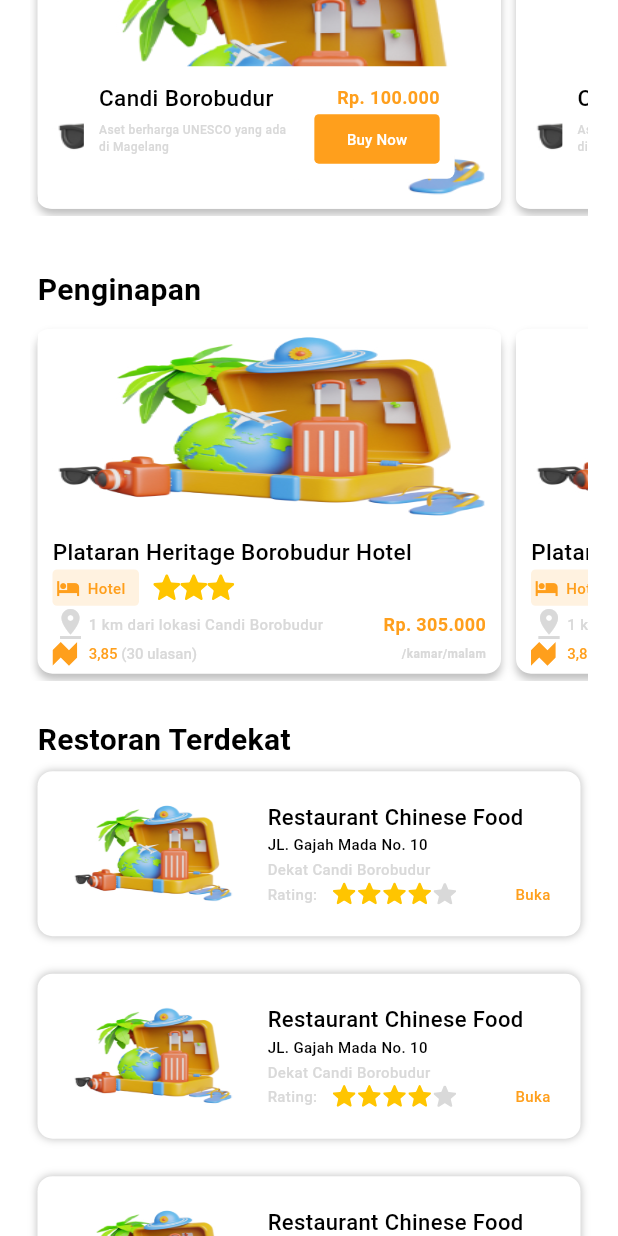
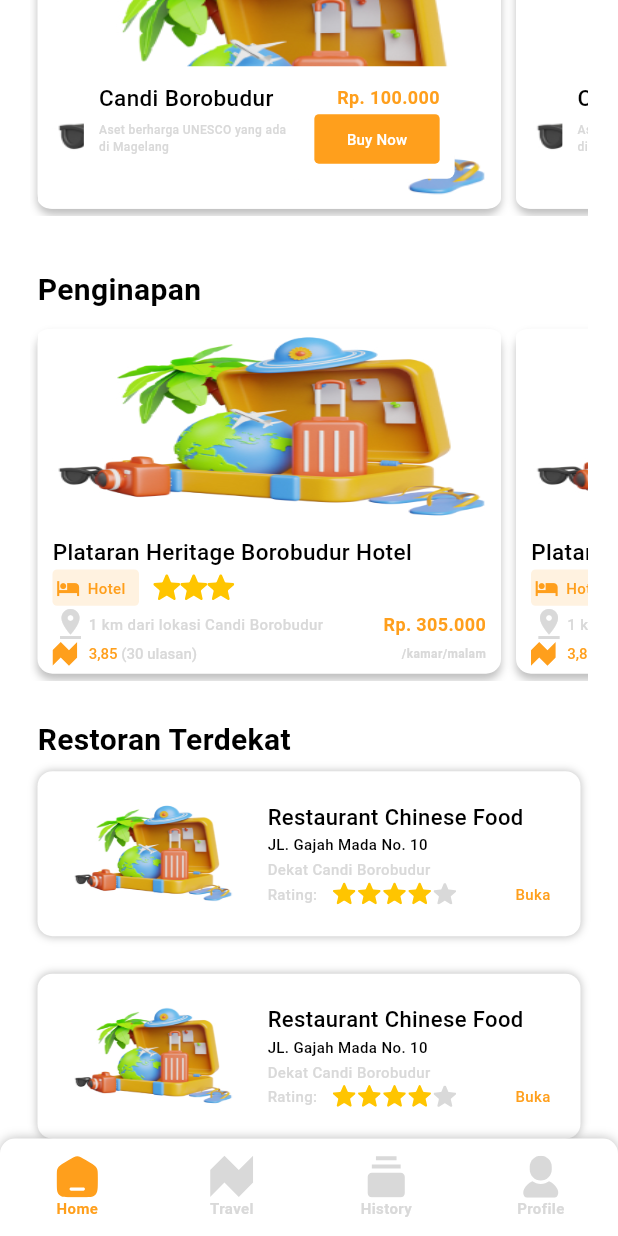
Before and after one commit to NabilMQ/Travelin, a Flutter app: the screen it shows after launch, scrolled down 576 dp, on a phone screen of 412 x 824 dp. Run offline on Flutter 3.47's test engine with Material 3 defaults, Android fonts, the phone set to English and light mode, and no system bars; our stand-ins replace animated_custom_dropdown, carousel_slider, cloud_firestore, firebase_auth, firebase_core, flutter_svg; accounts and stored records are empty; Roboto replaces fonts that are missing (Poppins).

Commit message:
Membuat Custom Bottom Navigation Bar

```diff
--- /dev/null
+++ b/lib/view/customBotNavBar/component/custom_bot_nav_bar_item.dart
@@ -0,0 +1,63 @@
+import 'package:flutter/material.dart';
+import 'package:flutter_svg/svg.dart';
+import 'package:travelin/controller/color_controller.dart';
+import 'package:travelin/view/customBotNavBar/custom_bot_nav_bar.dart';
+
+class CustomBotNavBarItem extends StatefulWidget {
+  const CustomBotNavBarItem({
+    super.key,
+    required this.svgAfter,
+    required this.svgBefore,
+    required this.name,
+    required this.value,
+  });
+
+  final String svgBefore;
+  final String svgAfter;
+  final String name;
+  final int value;
+
+  @override
+  State <CustomBotNavBarItem> createState() => _CustomBotNavBarItemState();
+}
+
+class _CustomBotNavBarItemState extends State<CustomBotNavBarItem> {
+  @override
+  Widget build(BuildContext context) {
+
+    Size size = MediaQuery.of(context).size;
+
+    return GestureDetector(
+      onTap: () {
+        customBotNavBarValue.value = widget.value;
+      },
+      child: ValueListenableBuilder(
+        valueListenable: customBotNavBarValue,
+        builder: (context, customBotNavBarValueVal, child) {
+          return SizedBox(
+            width: size.width * 0.15,
+            child: Column(
+              mainAxisAlignment: MainAxisAlignment.center,
+              children: [
+                SvgPicture.asset(
+                  customBotNavBarValueVal == widget.value ? widget.svgAfter : widget.svgBefore,
+                  height: 28,
+                ),
+
+                Text(
+                  widget.name,
+                  style: TextStyle(
+                    fontSize: 10,
+                    fontWeight: FontWeight.w600,
+                    color: customBotNavBarValueVal == widget.value ? getOrangeColor : getGreyColor,
+                    fontFamily: getCustomFont,
+                  ),
+                ),
+              ],
+            ),
+          );
+        },
+      ),
+    );
+  }
+}
--- /dev/null
+++ b/lib/view/customBotNavBar/custom_bot_nav_bar.dart
@@ -0,0 +1,79 @@
+import 'package:flutter/material.dart';
+import 'package:travelin/controller/color_controller.dart';
+import 'package:travelin/view/customBotNavBar/component/custom_bot_nav_bar_item.dart';
+
+class CustomBotNavBar extends StatefulWidget {
+  const CustomBotNavBar({ super.key });
+
+  @override
+  State <CustomBotNavBar> createState() => _CustomBotNavBarState();
+}
+
+// Model baru
+
+ValueNotifier <int> customBotNavBarValue = ValueNotifier <int> (0);
+
+// batas model
+
+class _CustomBotNavBarState extends State<CustomBotNavBar> {
+  @override
+  Widget build(BuildContext context) {
+
+    Size size = MediaQuery.of(context).size;
+
+    return Align(
+      alignment: Alignment.bottomCenter,
+      child: Container(
+        width: size.width,
+        height: 65,
+        padding: const EdgeInsets.symmetric(vertical: 10),
+        decoration: BoxDecoration(
+          color: getWhiteColor,
+          boxShadow: [
+            BoxShadow(
+              blurRadius: 5,
+              color: getBlackColor.withOpacity(0.25),
+            ),
+          ],
+          borderRadius: const BorderRadius.only(
+            topLeft: Radius.circular(10),
+            topRight: Radius.circular(10),
+          ),
+        ),
+
+        child: const Row(
+          mainAxisAlignment: MainAxisAlignment.spaceAround,
+          children: [
+            CustomBotNavBarItem(
+              svgBefore: "assets/icons/Home Gray.svg",
+              svgAfter: "assets/icons/Home Orange.svg",
+              name: "Home",
+              value: 0,
+            ),
+
+            CustomBotNavBarItem(
+              svgBefore: "assets/icons/Logo Icon Gray.svg",
+              svgAfter: "assets/icons/Logo Icon Orange.svg",
+              name: "Travel",
+              value: 1,
+            ),
+
+            CustomBotNavBarItem(
+              svgBefore: "assets/icons/History Gray.svg",
+              svgAfter: "assets/icons/History Orange.svg",
+              name: "History",
+              value: 2,
+            ),
+
+            CustomBotNavBarItem(
+              svgBefore: "assets/icons/Person Gray.svg",
+              svgAfter: "assets/icons/Person Orange.svg",
+              name: "Profile",
+              value: 3,
+            ),
+          ],
+        ),
+      ),
+    );
+  }
+}
--- a/lib/view/home/component/nearestRestaurant/component/nearestRestaurantContent/component/nearestRestaurantContentDescription/component/nearest_restaurant_content_description_rating.dart
+++ b/lib/view/home/component/nearestRestaurant/component/nearestRestaurantContent/component/nearestRestaurantContentDescription/component/nearest_restaurant_content_description_rating.dart
@@ -3,10 +3,10 @@
 import 'package:travelin/controller/color_controller.dart';
 
 class NearestRestaurantContentDescriptionRating extends StatefulWidget {
-  const NearestRestaurantContentDescriptionRating({ Key? key }) : super(key: key);
+  const NearestRestaurantContentDescriptionRating({ super.key });
 
   @override
-  _NearestRestaurantContentDescriptionRatingState createState() => _NearestRestaurantContentDescriptionRatingState();
+  State <NearestRestaurantContentDescriptionRating> createState() => _NearestRestaurantContentDescriptionRatingState();
 }
 
 class _NearestRestaurantContentDescriptionRatingState extends State<NearestRestaurantContentDescriptionRating> {
--- a/lib/view/home/component/nearestRestaurant/component/nearestRestaurantContent/component/nearestRestaurantContentDescription/nearest_restaurant_content_description.dart
+++ b/lib/view/home/component/nearestRestaurant/component/nearestRestaurantContent/component/nearestRestaurantContentDescription/nearest_restaurant_content_description.dart
@@ -22,7 +22,7 @@
       child: Container(
         width: size.width,
         height: size.height,
-        margin: EdgeInsets.only(
+        margin: const EdgeInsets.only(
           top: 20,
           right: 20,
           bottom: 20,
--- a/lib/view/home/component/travelStay/component/travelStayContent/component/travelStayContentDescription/component/travel_stay_content_description_type_rating.dart
+++ b/lib/view/home/component/travelStay/component/travelStayContent/component/travelStayContentDescription/component/travel_stay_content_description_type_rating.dart
@@ -41,7 +41,7 @@
                   ),
                 ),
 
-                SizedBox(width: 5),
+                const SizedBox(width: 5),
 
                 Expanded(
                   flex: 2,
@@ -63,7 +63,7 @@
 
           Flexible(
             child: Padding(
-              padding: EdgeInsets.all(2),
+              padding: const EdgeInsets.all(2),
               child: Row(
                 children: List.generate(3, (index) {
                   return SvgPicture.asset(
--- a/lib/view/home/home.dart
+++ b/lib/view/home/home.dart
@@ -1,5 +1,6 @@
 import 'package:flutter/material.dart';
 import 'package:travelin/controller/color_controller.dart';
+import 'package:travelin/view/customBotNavBar/custom_bot_nav_bar.dart';
 import 'package:travelin/view/home/component/nearestRestaurant/component/nearestRestaurantContent/nearest_restaurant_content.dart';
 import 'package:travelin/view/home/component/nearestRestaurant/component/nearestRestaurantHeader/nearest_restaurant_header.dart';
 import 'package:travelin/view/home/component/popularTravel/popular_travel.dart';
@@ -8,7 +9,6 @@
 import 'package:travelin/view/home/component/header/background_image_header.dart';
 import 'package:travelin/view/home/component/header/search_header.dart';
 import 'package:travelin/view/home/component/header/text_header.dart';
-import 'package:travelin/view/home/component/travelLocation/component/travelLocationHeader/travel_location_header.dart';
 import 'package:travelin/view/home/component/travelLocation/travel_location.dart';
 import 'package:travelin/view/home/component/travelStay/travel_stay.dart';
 
@@ -31,7 +31,9 @@
 
     return Scaffold(
       backgroundColor: getWhiteColor,
-      body: SingleChildScrollView(
+      body: Stack(
+        children: [
+          SingleChildScrollView(
             physics: const ClampingScrollPhysics(),
             child: Column(
               children: [
@@ -65,6 +67,10 @@
               ],
             ),
           ),
+
+          const CustomBotNavBar(),
+        ],
+      ),
     );
   }
 }
--- a/lib/view/transactionHistory/transaction_history_selesai.dart
+++ b/lib/view/transactionHistory/transaction_history_selesai.dart
@@ -33,7 +33,7 @@
 }
 
 class Main extends StatefulWidget {
-  const Main({Key? key}) : super(key: key);
+  const Main({super.key});
 
   @override
   State<Main> createState() => _MainState();
@@ -124,7 +124,7 @@
               child: Column(
                 crossAxisAlignment: CrossAxisAlignment.start,
                 children: [
-                  Row(
+                  const Row(
                     mainAxisAlignment: MainAxisAlignment.spaceBetween,
                     children: [
                       Flexible(
@@ -165,7 +165,7 @@
     child: Text.rich(
       TextSpan(
         children: [
-          TextSpan(
+          const TextSpan(
             text: 'Magelang, Jawa Tengah\n',
             style: TextStyle(fontSize: 12),
           ),
@@ -179,7 +179,7 @@
                   height: 12,  // Adjust size as needed
                 ),
                 const SizedBox(width: 4),  // Adjust space as needed
-                Text(
+                const Text(
                   '26 Mei 2024 | 4 tiket',
                   style: TextStyle(fontSize: 12, color: Colors.grey),
                 ),
@@ -190,7 +190,7 @@
       ),
     ),
   ),
-  trailing: Column(
+  trailing: const Column(
     mainAxisAlignment: MainAxisAlignment.center,
     children: [
       Text(
```
Also changed, not shown: assets/icons/Home Gray.svg (added), assets/icons/Home Orange.svg (renamed from assets/icons/Home.svg). Lines whose indentation alone changed are shown as unchanged.
